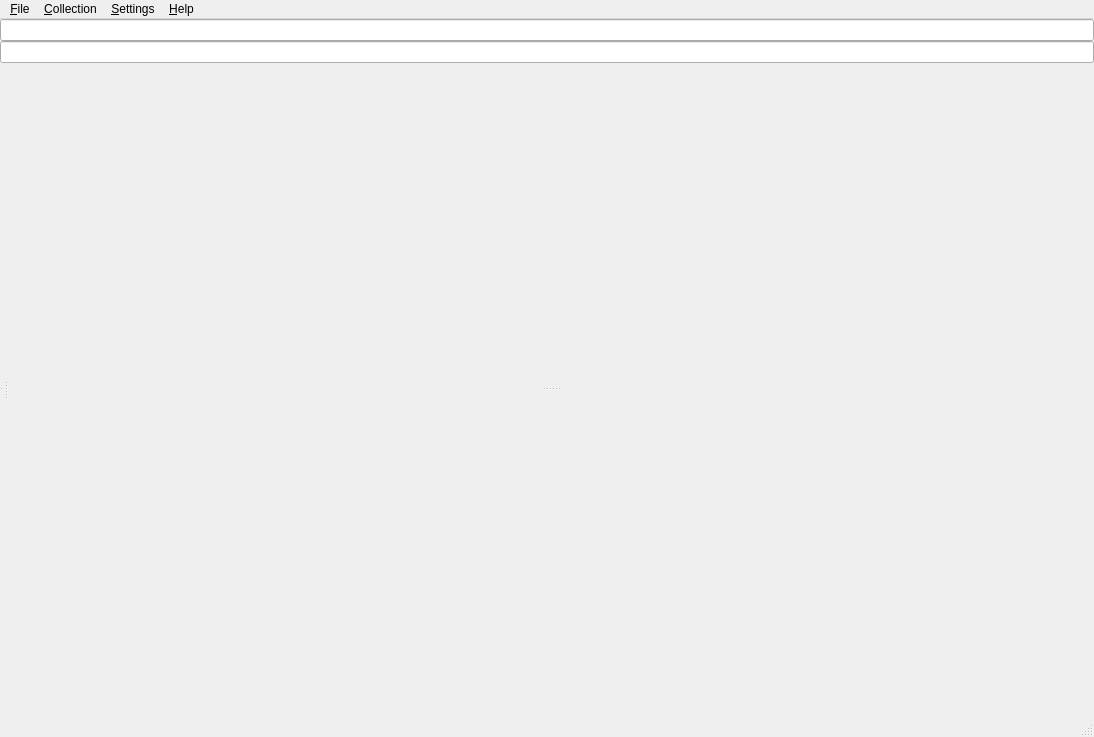
Above: src/home/flibrary/gui/MainWindow.ui from heimdallr/books before the change. Below: the same form after it.
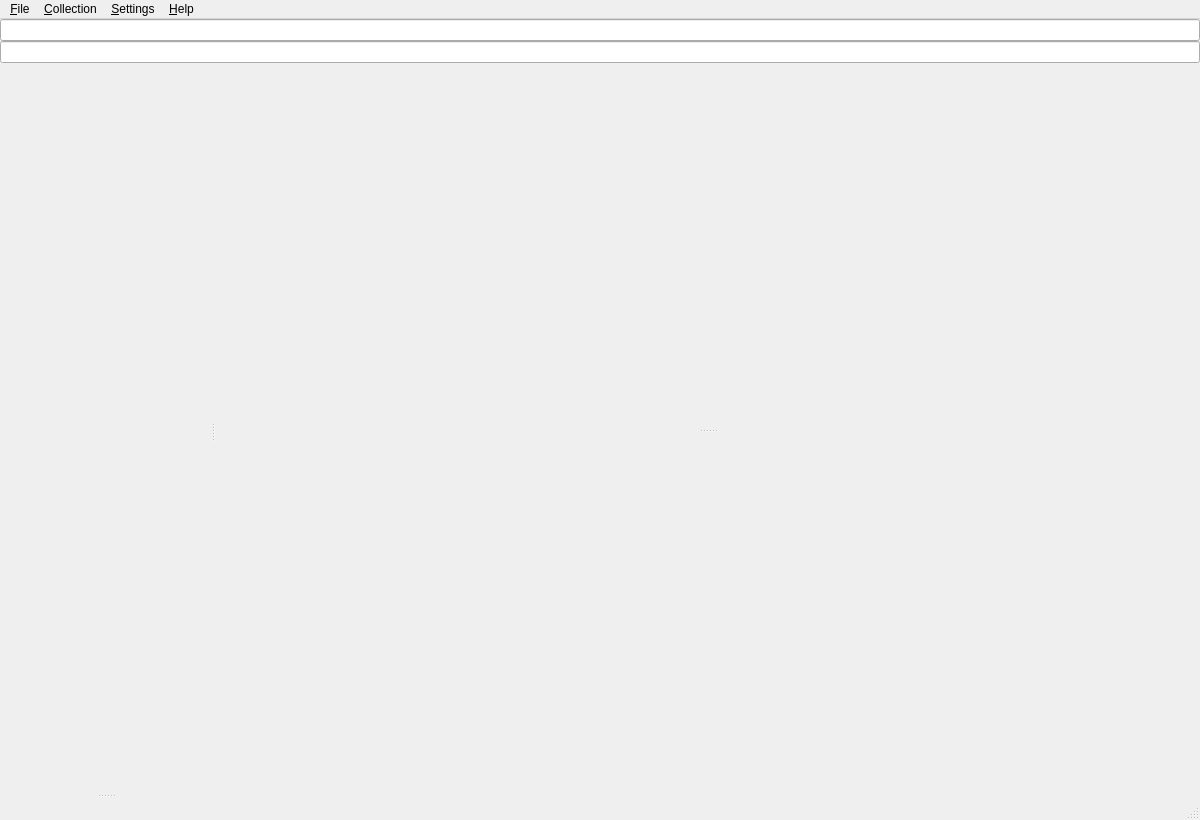
That is the form after the change. Icons and pictures are not drawn.

Patch:
```diff
--- a/src/home/flibrary/gui/MainWindow.ui
+++ b/src/home/flibrary/gui/MainWindow.ui
@@ -6,10 +6,16 @@
    <rect>
     <x>0</x>
     <y>0</y>
-    <width>1094</width>
-    <height>737</height>
+    <width>1200</width>
+    <height>820</height>
    </rect>
   </property>
+  <property name="minimumSize">
+   <size>
+    <width>960</width>
+    <height>640</height>
+   </size>
+  </property>
   <property name="windowTitle">
    <string notr="true">FLibrary</string>
   </property>
@@ -99,6 +105,12 @@
               <bool>false</bool>
              </property>
              <widget class="QWidget" name="leftWidget" native="true">
+              <property name="sizePolicy">
+               <sizepolicy hsizetype="Preferred" vsizetype="Preferred">
+                <horstretch>6</horstretch>
+                <verstretch>0</verstretch>
+               </sizepolicy>
+              </property>
               <layout class="QVBoxLayout" name="_4">
                <property name="leftMargin">
                 <number>0</number>
@@ -123,8 +135,8 @@
                  <widget class="QWidget" name="navigationWidget" native="true">
                   <property name="sizePolicy">
                    <sizepolicy hsizetype="Preferred" vsizetype="Preferred">
-                    <horstretch>10</horstretch>
-                    <verstretch>0</verstretch>
+                    <horstretch>0</horstretch>
+                    <verstretch>1</verstretch>
                    </sizepolicy>
                   </property>
                   <layout class="QVBoxLayout" name="_6">
@@ -168,7 +180,7 @@
              <widget class="QWidget" name="rightWidget" native="true">
               <property name="sizePolicy">
                <sizepolicy hsizetype="Preferred" vsizetype="Preferred">
-                <horstretch>30</horstretch>
+                <horstretch>28</horstretch>
                 <verstretch>0</verstretch>
                </sizepolicy>
               </property>
@@ -196,8 +208,8 @@
                  <widget class="QWidget" name="booksWidget" native="true">
                   <property name="sizePolicy">
                    <sizepolicy hsizetype="Preferred" vsizetype="Preferred">
-                    <horstretch>1</horstretch>
-                    <verstretch>0</verstretch>
+                    <horstretch>0</horstretch>
+                    <verstretch>6</verstretch>
                    </sizepolicy>
                   </property>
                   <layout class="QVBoxLayout" name="verticalLayout_2">
@@ -221,8 +233,8 @@
                  <widget class="QWidget" name="annotationWidget" native="true">
                   <property name="sizePolicy">
                    <sizepolicy hsizetype="Preferred" vsizetype="Preferred">
-                    <horstretch>3</horstretch>
-                    <verstretch>0</verstretch>
+                    <horstretch>0</horstretch>
+                    <verstretch>5</verstretch>
                    </sizepolicy>
                   </property>
                   <layout class="QVBoxLayout" name="verticalLayout_3">
```
